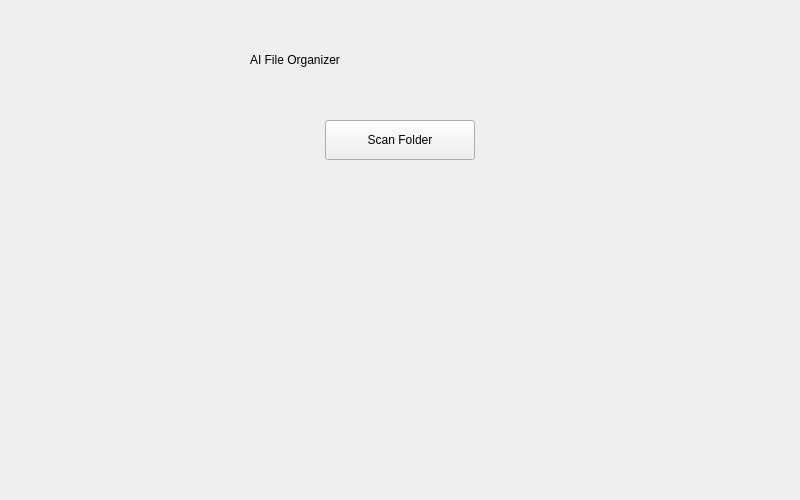
This is File_Organizer/mainwindow.ui in Maddox-Rodel/Embedded_AI_File_Organization as Qt 5 draws it before an edit. The edited form follows.
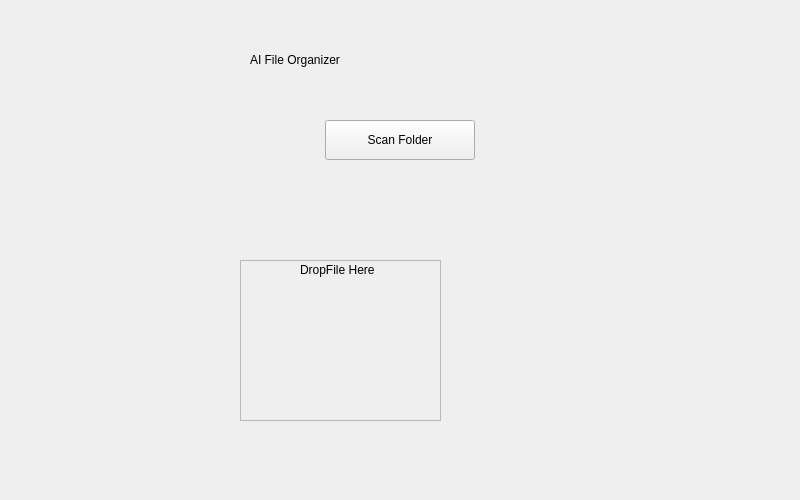
This is the edited form.

The edit to the form file:
```diff
--- a/File_Organizer/mainwindow.ui
+++ b/File_Organizer/mainwindow.ui
@@ -48,7 +48,35 @@
      <string>Scan Folder</string>
     </property>
    </widget>
-
+   <widget class="QFrame" name="DropFileHere">
+    <property name="geometry">
+     <rect>
+      <x>240</x>
+      <y>260</y>
+      <width>201</width>
+      <height>161</height>
+     </rect>
+    </property>
+    <property name="frameShape">
+     <enum>QFrame::Shape::StyledPanel</enum>
+    </property>
+    <property name="frameShadow">
+     <enum>QFrame::Shadow::Raised</enum>
+    </property>
+    <widget class="QLabel" name="label">
+     <property name="geometry">
+      <rect>
+       <x>60</x>
+       <y>0</y>
+       <width>81</width>
+       <height>20</height>
+      </rect>
+     </property>
+     <property name="text">
+      <string>DropFile Here</string>
+     </property>
+    </widget>
+   </widget>
   </widget>
 
  </widget>
```
Left out of the diff: 10 changed lines with no effect on the pictures.
